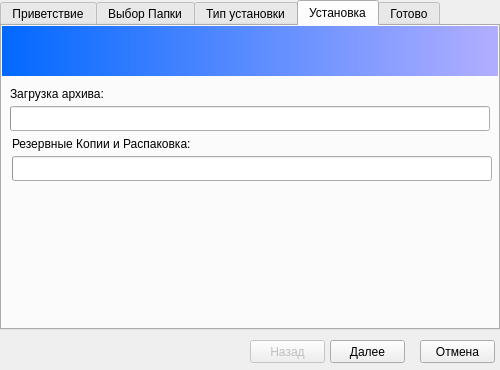
Qt form installer.ui (gdlocalisation/gdl-installer) before a commit.
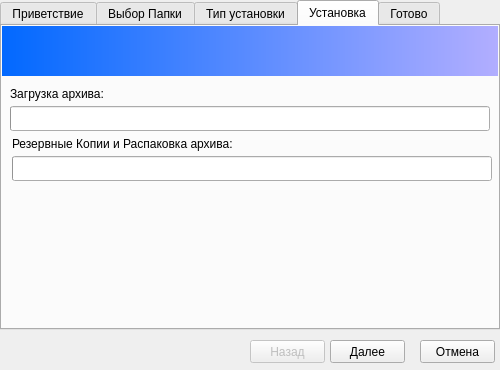
The same form after that commit. The open tabs and pages were chosen to show the change. Icons and pictures are not drawn.

```diff
--- a/installer.ui
+++ b/installer.ui
@@ -422,12 +422,12 @@
        <rect>
         <x>10</x>
         <y>110</y>
-        <width>200</width>
+        <width>260</width>
         <height>16</height>
        </rect>
       </property>
       <property name="text">
-       <string>Резервные Копии и Распаковка:</string>
+       <string>Резервные Копии и Распаковка архива:</string>
       </property>
      </widget>
      <widget class="QProgressBar" name="unpackBar">
```
Left out of the diff: 2 changed lines with no effect on the pictures.
